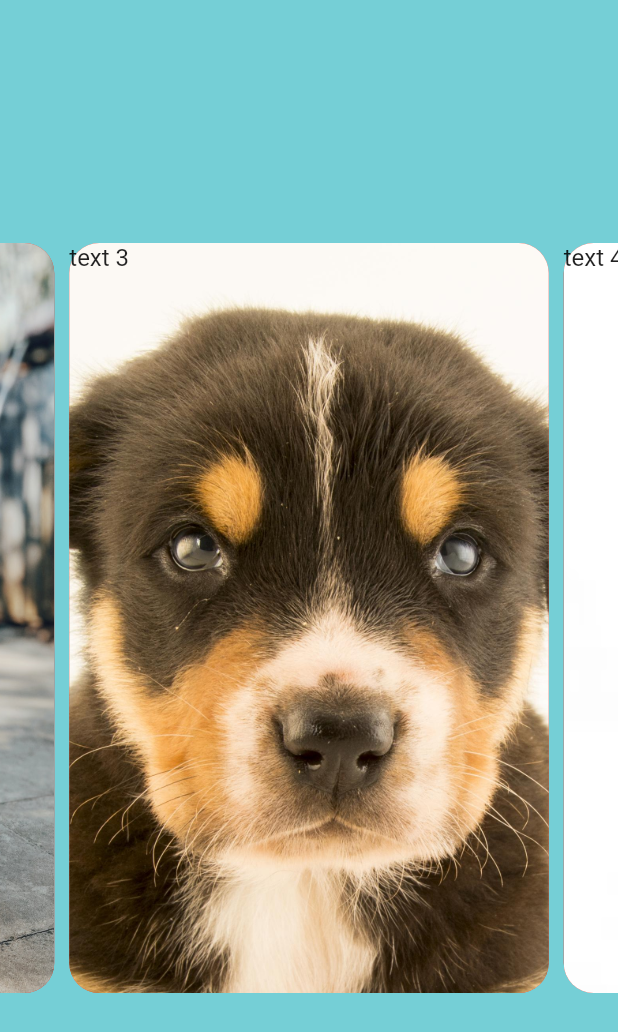
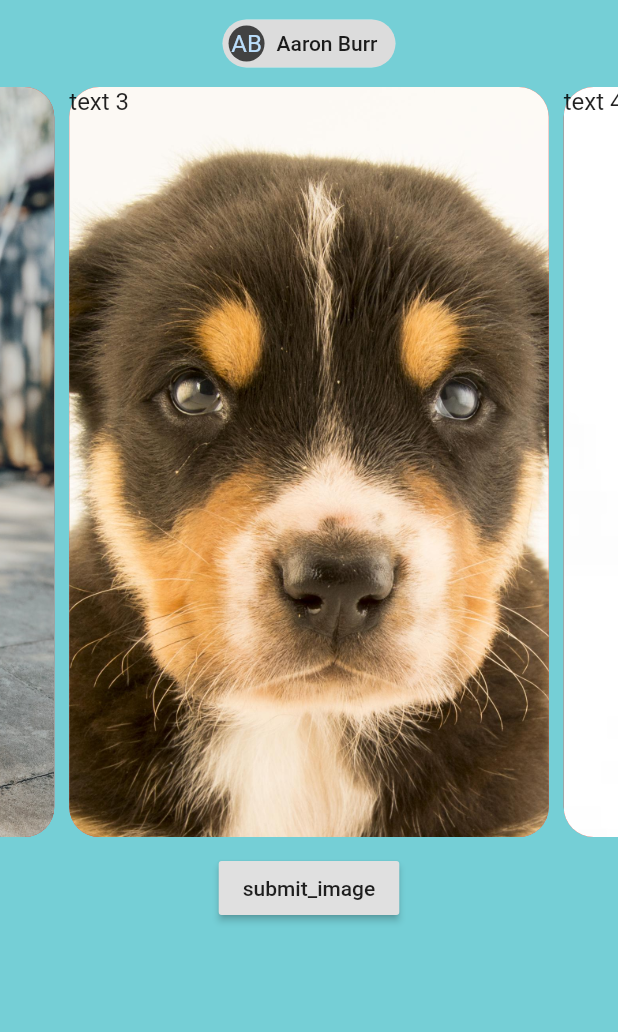
Before and after one commit to Gharv/vanguard, a Flutter app: the screen it shows after launch, swiped to page 3, on a phone screen of 412 x 824 dp. Shown: the top 1032 px of the screen. Run offline on Flutter 3.47's test engine with Material 2 defaults, Android fonts, the phone set to English and light mode, and no system bars; drawn by our look-alikes of carousel_slider.

Commit message:
added button, no functionality yet tho

```diff
--- a/lib/pages/profile_page.dart
+++ b/lib/pages/profile_page.dart
@@ -2,13 +2,36 @@ import 'package:flutter/material.dart';
 import 'package:carousel_slider/carousel_slider.dart';
 
 class profile_page extends StatelessWidget{
+
+  void submit_image(){
+    print('aye');
+  }
+
   @override
   Widget build(BuildContext context) {
     return new Material(
       color: Color(0xFF75CFD6),
 
 
-      child: new CarouselSlider(
+      child: new Column(
+        children: <Widget>[
+          new Padding(
+            padding: EdgeInsets.all(5.0),
+            // nametag
+            child: SafeArea(
+              child: Chip(
+                avatar: CircleAvatar(
+                  backgroundColor: Colors.grey.shade800,
+                  child: Text('AB'),
+                ),
+                label: Text('Aaron Burr'),
+              ),
+            )
+          ),
+
+          new Padding(
+            padding: EdgeInsets.all(0.0),
+            child:  CarouselSlider(
               items: [1,2,3,4,5].map((i) {
                 return new Builder(
                   builder: (BuildContext context) {
@@ -31,7 +54,23 @@ class profile_page extends StatelessWidget{
               }).toList(),
               height: 500.0,
               autoPlay: false
+            ),
+          ),
+
+          new Padding(
+            padding: EdgeInsets.all(10.0),
+            child: RaisedButton(
+              onPressed: () => this.submit_image(),
+              child: new Text("submit_image"),
+            ),
+          ),
+        ],
       )
+
+
+
+
+      // child: ,
 
 
     );
```
Also changed, not shown: 2 other files. Lines whose indentation alone changed are shown as unchanged.
